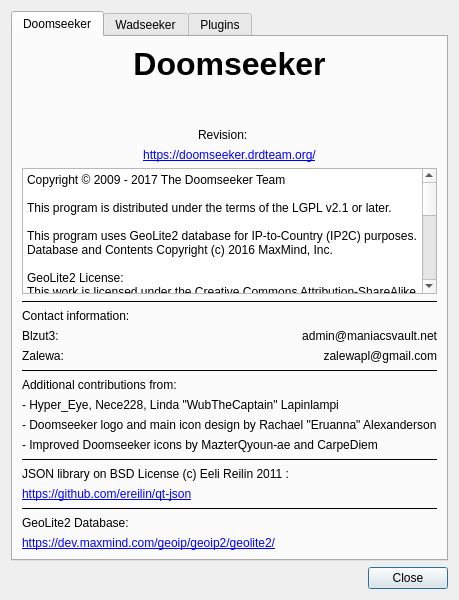
Above: src/core/gui/aboutdialog.ui from Destroyerrrocket/doomseeker-unofficial before the change. Below: the same form after it.
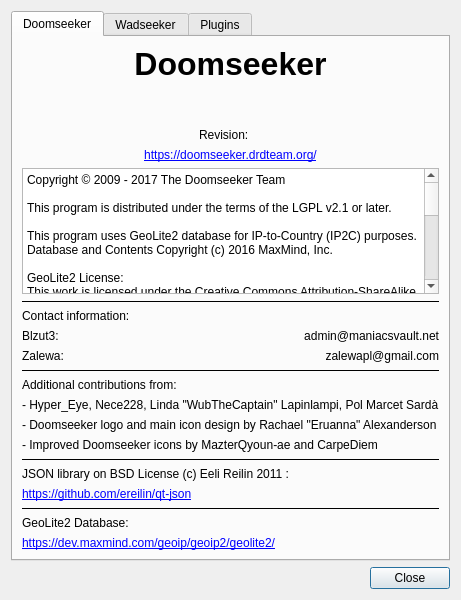
That is the form after the change.

Commit message: - Add Pol Marcet Sarda to contributors list in the "About" dialog.

```diff
--- a/src/core/gui/aboutdialog.ui
+++ b/src/core/gui/aboutdialog.ui
@@ -6,7 +6,7 @@
    <rect>
     <x>0</x>
     <y>0</y>
-    <width>409</width>
+    <width>411</width>
     <height>600</height>
    </rect>
   </property>
@@ -271,7 +271,7 @@
        <item>
         <widget class="QLabel" name="label_5">
          <property name="text">
-          <string>- Hyper_Eye, Nece228, Linda &quot;WubTheCaptain&quot; Lapinlampi</string>
+          <string>- Hyper_Eye, Nece228, Linda &quot;WubTheCaptain&quot; Lapinlampi, Pol Marcet Sardà</string>
          </property>
          <property name="textInteractionFlags">
           <set>Qt::LinksAccessibleByMouse|Qt::TextSelectableByMouse</set>
```
